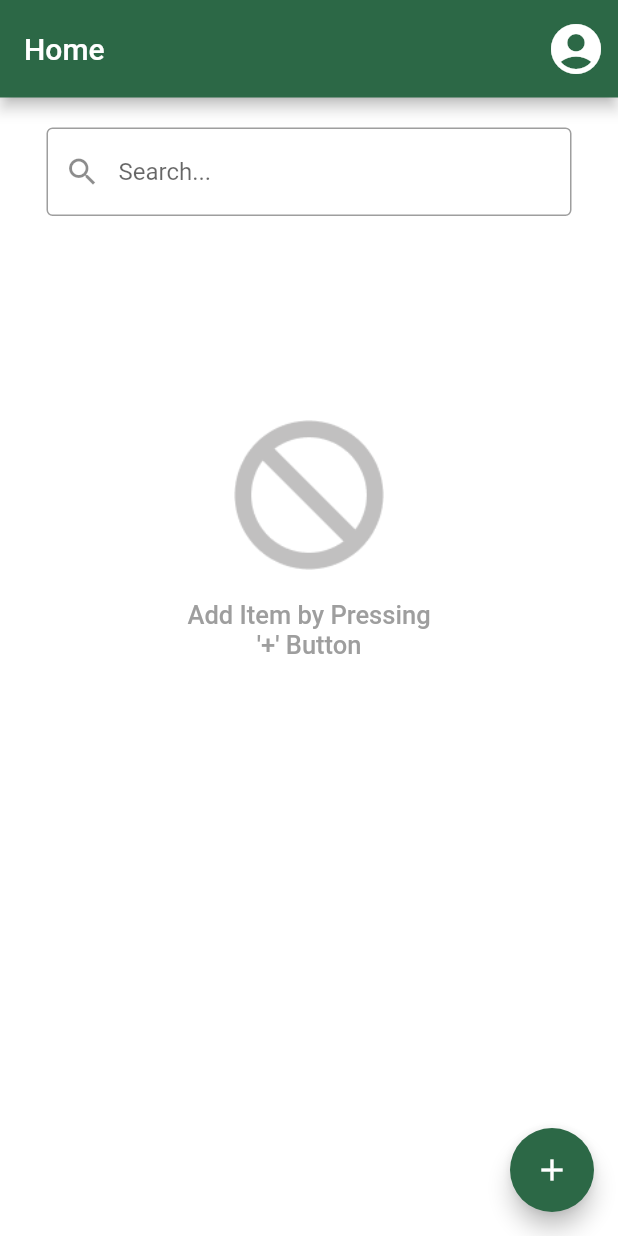
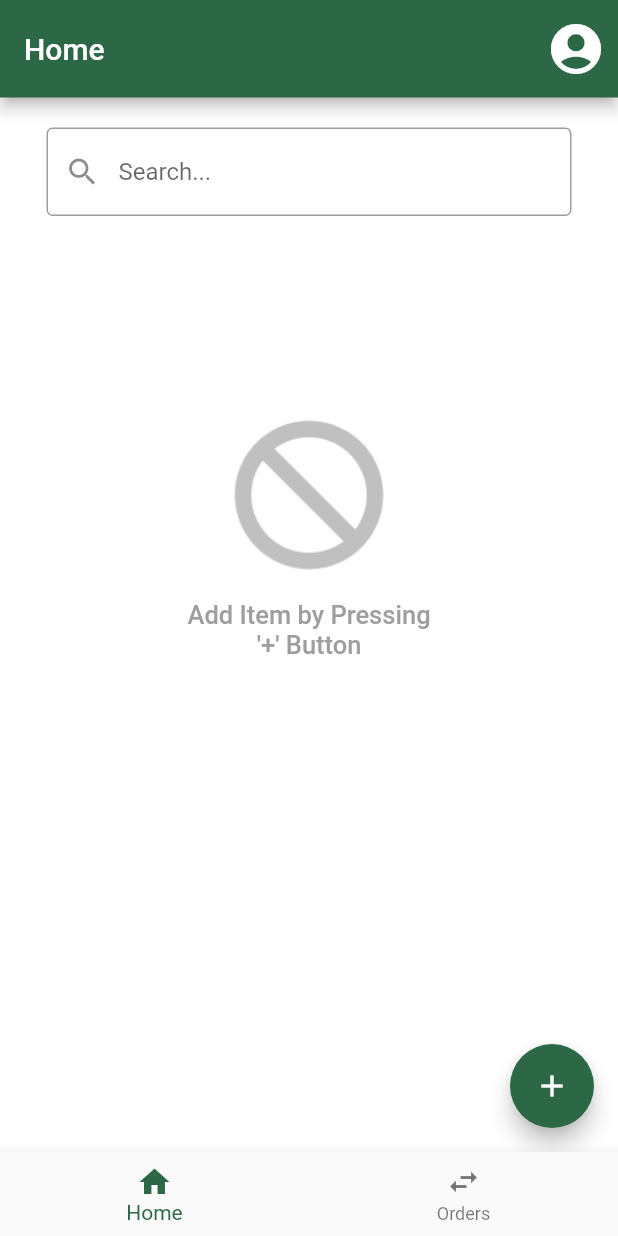
Before and after one commit to Ks1220/flutter_grocery, a Flutter app: the Registered screen opened directly, after a tap on "Done", on a phone screen of 412 x 824 dp. Run offline on Flutter 3.47's test engine with Material 2 defaults, Android fonts, the phone set to English and light mode, and no system bars; our stand-ins replace cached_network_image, cloud_firestore, dotted_border, double_back_to_close_app, firebase_auth, firebase_core and 6 more; missing offline and left inert: alphabet_scroll_view, geocoder; accounts and stored records are empty; network calls fail.

Commit message:
Fix home page issue

```diff
--- a/lib/AddItem.dart
+++ b/lib/AddItem.dart
@@ -7,7 +7,7 @@ import 'package:flutter/material.dart';
 import 'package:flutter/services.dart';
 import 'package:flutter_grocery/AuthService.dart';
 import 'package:firebase_auth/firebase_auth.dart';
-import 'package:flutter_grocery/HomePage.dart';
+import 'package:flutter_grocery/Home.dart';
 import 'package:image_picker/image_picker.dart';
 import 'package:path/path.dart' as Path;
 
@@ -200,7 +200,7 @@ class _AddItemState extends State<AddItem> {
                 Navigator.push(
                     context,
                     MaterialPageRoute(
-                        builder: (BuildContext context) => HomePage()));
+                        builder: (BuildContext context) => Home()));
               },
             ),
           ],
@@ -640,7 +640,7 @@ class _AddItemState extends State<AddItem> {
                     }
 
                     Navigator.of(context).pushAndRemoveUntil(
-                        MaterialPageRoute(builder: (context) => HomePage()),
+                        MaterialPageRoute(builder: (context) => Home()),
                         (Route<dynamic> route) => false);
                   }
                 },
--- a/lib/HomePage.dart
+++ b/lib/HomePage.dart
@@ -33,11 +33,6 @@ class _HomePageState extends State<HomePage> {
 
   late List groceries;
 
-  int _selectedIndex = 0;
-
-  late PageController _pageController;
-  List<Widget> tabs = [HomePage(), MyOrders()];
-
   @override
   void initState() {
     super.initState();
@@ -50,13 +45,6 @@ class _HomePageState extends State<HomePage> {
   void dispose() {
     super.dispose();
     searchController.dispose();
-  }
-
-  void _onItemTapped(int index) {
-    setState(() {
-      _selectedIndex = index;
-      _pageController.jumpToPage(index);
-    });
   }
 
   fetchGroceryItemList() async {
--- a/lib/Registered.dart
+++ b/lib/Registered.dart
@@ -1,6 +1,7 @@
 import 'dart:async';
 
 import 'package:flutter/material.dart';
+import 'package:flutter_grocery/Home.dart';
 
 import 'HomePage.dart';
 
@@ -77,7 +78,7 @@ class _RegisteredState extends State<Registered> {
                 ),
                 onPressed: () {
                   Navigator.of(context).pushAndRemoveUntil(
-                      MaterialPageRoute(builder: (context) => HomePage()),
+                      MaterialPageRoute(builder: (context) => Home()),
                       (Route<dynamic> route) => false);
                 },
                 child: Text('Done',
```
